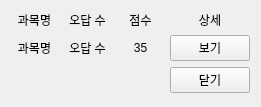
Before: the Qt Designer form UI/GradeRes.ui in yuj09161/grademanage, drawn with Qt 5.
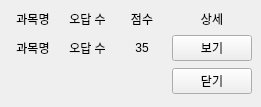
After: the same form once the commit is applied.

```diff
--- a/UI/GradeRes.ui
+++ b/UI/GradeRes.ui
@@ -1,7 +1,7 @@
 <?xml version="1.0" encoding="UTF-8"?>
 <ui version="4.0">
- <class>Form</class>
- <widget class="QWidget" name="Form">
+ <class>GradRes</class>
+ <widget class="QMainWindow" name="GradRes">
   <property name="geometry">
    <rect>
     <x>0</x>
@@ -13,6 +13,7 @@
   <property name="windowTitle">
    <string>Form</string>
   </property>
+  <widget class="QWidget" name="centralwidget">
   <layout class="QGridLayout" name="gridLayout">
    <item row="0" column="2">
     <widget class="QLabel" name="label_3">
@@ -141,6 +142,7 @@
     </widget>
    </item>
   </layout>
+  </widget>
  </widget>
  <resources/>
  <connections/>
```
Left out of the diff: 2 changed lines with no effect on the pictures. Lines whose indentation alone changed are shown as unchanged.
